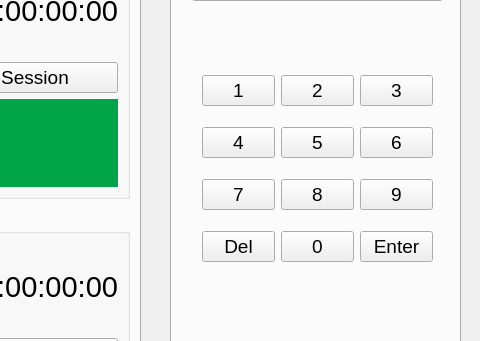
This is QT/GateKeeperV2/mainwindow.ui in JJJcfff/GateKeeperV2 as Qt 5 draws it before an edit; both pictures show x 800 to 1280 and y 215 to 556 of the 1280 by 720 pixel window. The edited form follows.
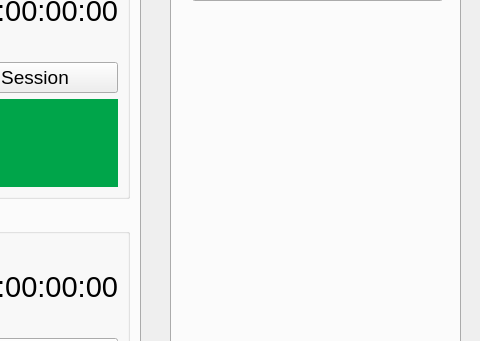
This is the edited form. The open tabs and pages were chosen to show the change. Icons and pictures are not drawn.

The edit to the form file:
```diff
--- a/QT/GateKeeperV2/mainwindow.ui
+++ b/QT/GateKeeperV2/mainwindow.ui
@@ -644,102 +644,6 @@
        <string>Add/Modify User</string>
       </property>
      </widget>
-     <widget class="QWidget" name="gridLayoutWidget">
-      <property name="geometry">
-       <rect>
-        <x>30</x>
-        <y>140</y>
-        <width>231</width>
-        <height>221</height>
-       </rect>
-      </property>
-      <layout class="QGridLayout" name="numpad">
-       <item row="0" column="2">
-        <widget class="QPushButton" name="numpad_3">
-         <property name="text">
-          <string>3</string>
-         </property>
-        </widget>
-       </item>
-       <item row="2" column="0">
-        <widget class="QPushButton" name="numpad_7">
-         <property name="text">
-          <string>7</string>
-         </property>
-        </widget>
-       </item>
-       <item row="2" column="2">
-        <widget class="QPushButton" name="numpad_9">
-         <property name="text">
-          <string>9</string>
-         </property>
-        </widget>
-       </item>
-       <item row="1" column="1">
-        <widget class="QPushButton" name="numpad_5">
-         <property name="text">
-          <string>5</string>
-         </property>
-        </widget>
-       </item>
-       <item row="0" column="0">
-        <widget class="QPushButton" name="numpad_1">
-         <property name="text">
-          <string>1</string>
-         </property>
-        </widget>
-       </item>
-       <item row="1" column="0">
-        <widget class="QPushButton" name="numpad_4">
-         <property name="text">
-          <string>4</string>
-         </property>
-        </widget>
-       </item>
-       <item row="0" column="1">
-        <widget class="QPushButton" name="numpad_2">
-         <property name="text">
-          <string>2</string>
-         </property>
-        </widget>
-       </item>
-       <item row="1" column="2">
-        <widget class="QPushButton" name="numpad_6">
-         <property name="text">
-          <string>6</string>
-         </property>
-        </widget>
-       </item>
-       <item row="2" column="1">
-        <widget class="QPushButton" name="numpad_8">
-         <property name="text">
-          <string>8</string>
-         </property>
-        </widget>
-       </item>
-       <item row="3" column="1">
-        <widget class="QPushButton" name="numpad_0">
-         <property name="text">
-          <string>0</string>
-         </property>
-        </widget>
-       </item>
-       <item row="3" column="0">
-        <widget class="QPushButton" name="numpad_del">
-         <property name="text">
-          <string>Del</string>
-         </property>
-        </widget>
-       </item>
-       <item row="3" column="2">
-        <widget class="QPushButton" name="numpad_enter">
-         <property name="text">
-          <string>Enter</string>
-         </property>
-        </widget>
-       </item>
-      </layout>
-     </widget>
     </widget>
    </widget>
    <zorder>upperbluestrip</zorder>
```
Left out of the diff: 42 changed lines with no effect on the pictures.
